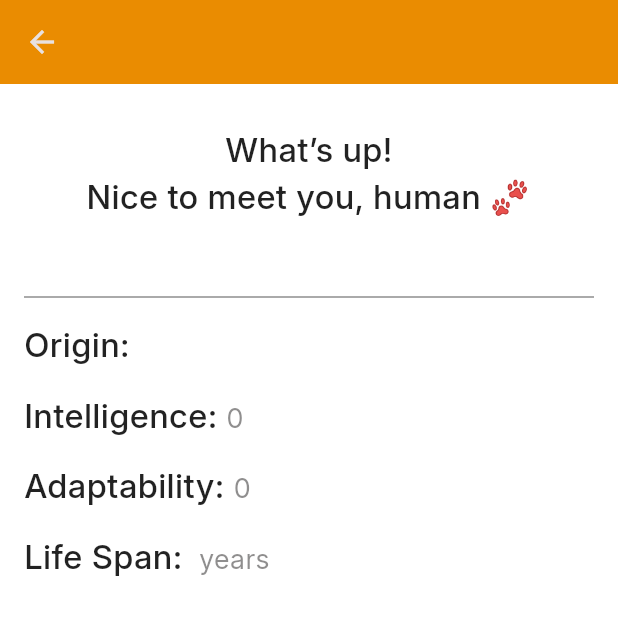
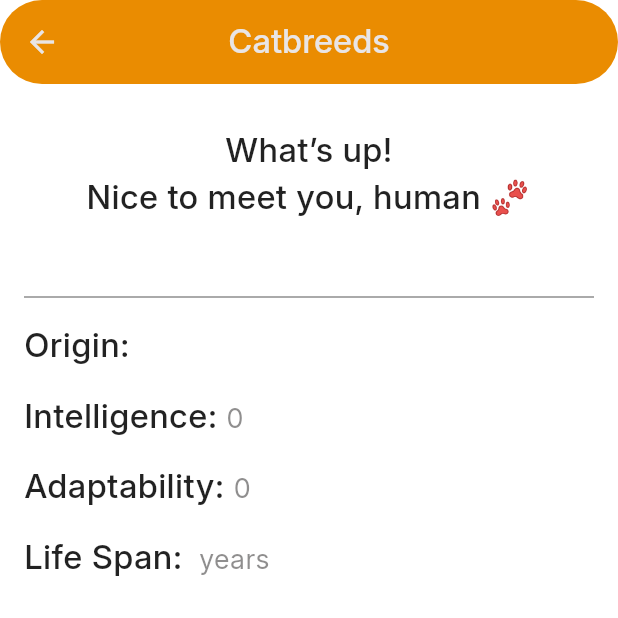
Before and after one commit to arguellesdev/catbreed_anya, a Flutter app: the DetailScreen screen opened directly with empty values, on a phone screen of 412 x 824 dp, the top half of it. Run offline on Flutter 3.47's test engine with Material 3 defaults, Android fonts, the phone set to English and light mode, and no system bars; our stand-ins replace bloc, dio, go_router; generated files the repository leaves out were written again.

Commit message:
changes in cat appbar borders

```diff
--- a/lib/app/ui/widgets/cat_app_bar.dart
+++ b/lib/app/ui/widgets/cat_app_bar.dart
@@ -11,14 +11,10 @@
   @override
   Widget build(BuildContext context) {
     return AppBar(
-      shape: ShapeBorder.lerp(
-        RoundedRectangleBorder(
-          borderRadius: BorderRadius.circular(55),
+      shape: const RoundedRectangleBorder(
+        borderRadius: BorderRadius.all(
+          Radius.circular(28),
         ),
-        RoundedRectangleBorder(
-          borderRadius: BorderRadius.circular(55),
-        ),
-        0,
       ),
       leading: showBackButton
           ? IconButton(
--- a/lib/app/ui/widgets/search_bar.dart
+++ b/lib/app/ui/widgets/search_bar.dart
@@ -4,8 +4,8 @@
 
 class BreedSearchBar extends StatelessWidget {
   const BreedSearchBar({
+    required this.onChanged,
     super.key,
-    required this.onChanged,
     this.hintText = 'Search meow-nificent breeds...',
   });
 
--- a/lib/app/view/screens/details/details_screen.dart
+++ b/lib/app/view/screens/details/details_screen.dart
@@ -1,6 +1,7 @@
 import 'package:flutter/material.dart';
 import 'package:my_app/app/ui/theme/app_colors.dart';
 import 'package:my_app/app/ui/theme/app_typography.dart';
+import 'package:my_app/app/ui/widgets/cat_app_bar.dart';
 import 'package:my_app/data/models/breed_model.dart';
 
 class DetailScreen extends StatelessWidget {
@@ -13,17 +14,9 @@
   @override
   Widget build(BuildContext context) {
     return Scaffold(
-      appBar: AppBar(
-        title: Text(
-          breed.name,
-          style: AppTypography.titleLarge.copyWith(
-            fontWeight: FontWeight.bold,
-            color: AppColors.cardBackground,
-          ),
-          textAlign: TextAlign.center,
-        ),
-        backgroundColor: AppColors.primary,
-        foregroundColor: AppColors.textLight,
+      appBar: const CatAppBar(
+        title: 'Catbreeds',
+        showBackButton: false,
       ),
       body: SingleChildScrollView(
         padding: const EdgeInsets.all(16),
```
